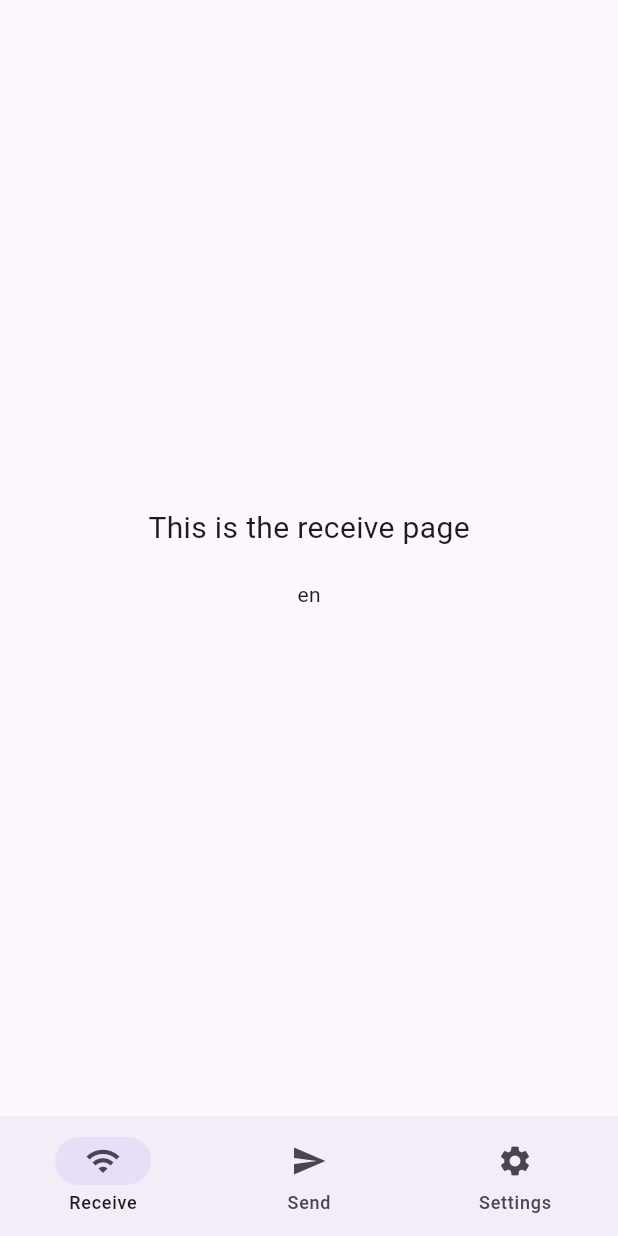
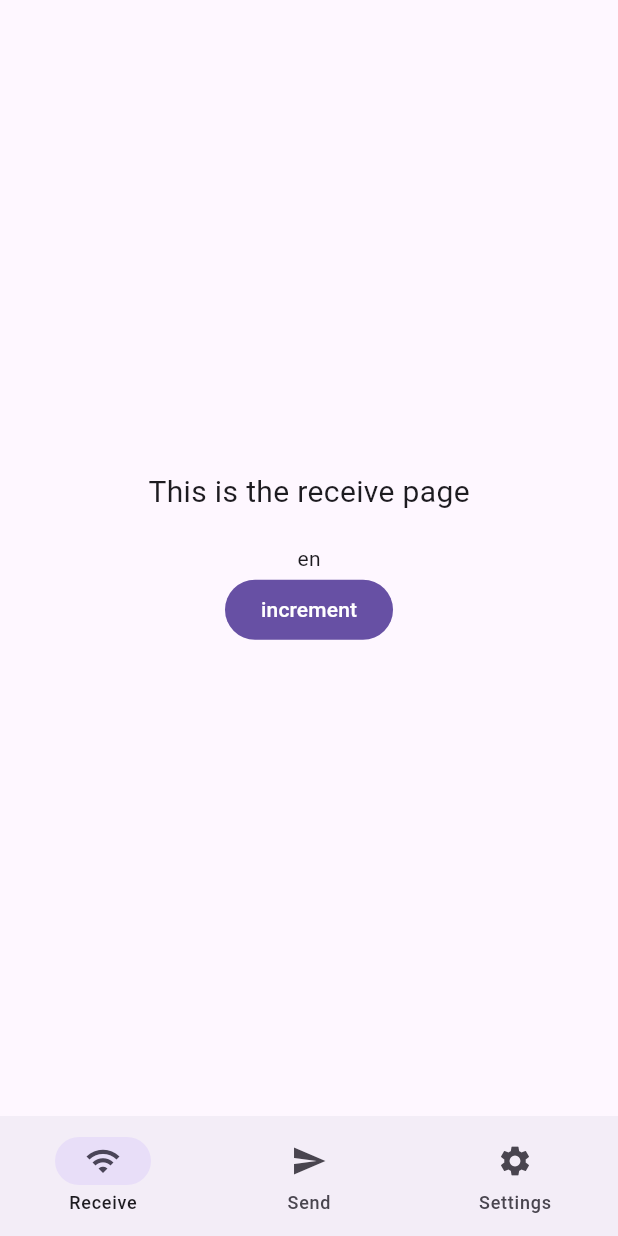
Before and after one commit to yixiaojiu/kimika_flutter, a Flutter app: the screen it shows after launch, on a phone screen of 412 x 824 dp. Run offline on Flutter 3.47's test engine with Material 3 defaults, Android fonts, the phone set to English and light mode, and no system bars; missing offline and left inert: grpc, protobuf; generated files the repository leaves out were written again.

Commit message:
feat: :sparkles: initalize provider and refact code

```diff
--- a/build.yaml
+++ b/build.yaml
@@ -8,5 +8,6 @@ targets:
           input_directory: assets/i18n
           input_file_pattern: .i18n.json
           output_format: multiple_files
+          output_directory: lib/gen/i18n
           string_interpolation: braces
           flat_map: false
--- a/lib/grpc.dart
+++ b/lib/grpc.dart
@@ -1,6 +1,6 @@
 import 'package:flutter/material.dart';
 import 'package:grpc/grpc.dart';
-import './grpc/demo.pbgrpc.dart';
+import './gen/grpc/demo.pbgrpc.dart';
 
 class GrpcWidget extends StatefulWidget {
   const GrpcWidget({super.key});
--- a/lib/main.dart
+++ b/lib/main.dart
@@ -1,8 +1,10 @@
 import 'package:flutter/material.dart';
 import 'package:flutter_localizations/flutter_localizations.dart';
-import 'package:kimika_flutter/gen/strings.g.dart';
+import 'package:kimika_flutter/gen/i18n/strings.g.dart';
+import 'package:provider/provider.dart';
 
 import 'pages/index_page.dart';
+import 'provider/count.dart';
 
 void main() {
   WidgetsFlutterBinding.ensureInitialized();
@@ -15,7 +17,9 @@ class App extends StatelessWidget {
 
   @override
   Widget build(BuildContext context) {
-    return MaterialApp(
+    return MultiProvider(
+      providers: [ChangeNotifierProvider(create: (context) => CountModal())],
+      child: MaterialApp(
         locale: TranslationProvider.of(context).flutterLocale,
         supportedLocales: AppLocaleUtils.supportedLocales,
         localizationsDelegates: GlobalMaterialLocalizations.delegates,
@@ -23,6 +27,7 @@ class App extends StatelessWidget {
         routes: {
           '/': (context) => const IndexPage(initialTab: HomeTab.receive),
         },
+      ),
     );
   }
 }
--- a/lib/pages/index_page.dart
+++ b/lib/pages/index_page.dart
@@ -1,5 +1,5 @@
 import 'package:flutter/material.dart';
-import 'package:kimika_flutter/gen/strings.g.dart';
+import 'package:kimika_flutter/gen/i18n/strings.g.dart';
 
 import 'receive/index_page.dart';
 import 'send/index_page.dart';
--- a/lib/pages/receive/index_page.dart
+++ b/lib/pages/receive/index_page.dart
@@ -1,4 +1,7 @@
 import 'package:flutter/material.dart';
+
+import 'package:kimika_flutter/provider/count.dart';
+import 'package:provider/provider.dart';
 
 class ReceivePage extends StatelessWidget {
   const ReceivePage({super.key});
@@ -6,13 +9,15 @@ class ReceivePage extends StatelessWidget {
   @override
   Widget build(BuildContext context) {
     Locale myLocale = Localizations.localeOf(context);
+    var increment = Provider.of<CountModal>(context, listen: false).increment;
 
     return Column(
       mainAxisAlignment: MainAxisAlignment.center,
       children: [
         const Text('This is the receive page', style: TextStyle(fontSize: 20)),
         const SizedBox(height: 20),
-        Text(myLocale.languageCode)
+        Text(myLocale.languageCode),
+        FilledButton(onPressed: increment, child: const Text('increment'))
       ],
     );
   }
--- a/lib/pages/send/index_page.dart
+++ b/lib/pages/send/index_page.dart
@@ -1,10 +1,14 @@
 import 'package:flutter/material.dart';
+import 'package:kimika_flutter/provider/count.dart';
+import 'package:provider/provider.dart';
 
 class SendPage extends StatelessWidget {
   const SendPage({super.key});
 
   @override
   Widget build(BuildContext context) {
-    return const Center(child: Text('SendPage'));
+    CountModal countModal = Provider.of<CountModal>(context, listen: false);
+
+    return Center(child: Text('SendPage ${countModal.count}'));
   }
 }
--- a/lib/pages/settings/index_page.dart
+++ b/lib/pages/settings/index_page.dart
@@ -1,5 +1,5 @@
 import 'package:flutter/material.dart';
-import 'package:kimika_flutter/gen/strings.g.dart';
+import 'package:kimika_flutter/gen/i18n/strings.g.dart';
 
 class SettingsPage extends StatelessWidget {
   const SettingsPage({super.key});
--- /dev/null
+++ b/lib/provider/count.dart
@@ -0,0 +1,10 @@
+import 'package:flutter/material.dart';
+
+class CountModal extends ChangeNotifier {
+  int _count = 0;
+  int get count => _count;
+  void increment() {
+    _count++;
+    notifyListeners();
+  }
+}
--- /dev/null
+++ b/lib/provider/settings.dart
@@ -0,0 +1,3 @@
+import 'package:flutter/material.dart';
+
+class SettingsModal extends ChangeNotifier {}
```
Also changed, not shown: pubspec.yaml (+4 -5 lines), lib/gen/grpc/demo.pb.dart (renamed from lib/grpc/demo.pb.dart), lib/gen/grpc/demo.pbenum.dart (renamed from lib/grpc/demo.pbenum.dart), lib/gen/grpc/demo.pbgrpc.dart (renamed from lib/grpc/demo.pbgrpc.dart), lib/gen/grpc/demo.pbjson.dart (renamed from lib/grpc/demo.pbjson.dart), lib/gen/i18n/strings.g.dart, lib/gen/i18n/strings_en.g.dart (renamed from lib/gen/strings_en.g.dart), lib/gen/i18n/strings_zh_CN.g.dart (renamed from lib/gen/strings_zh_CN.g.dart), pubspec.lock, 12 other files. Lines whose indentation alone changed are shown as unchanged.
